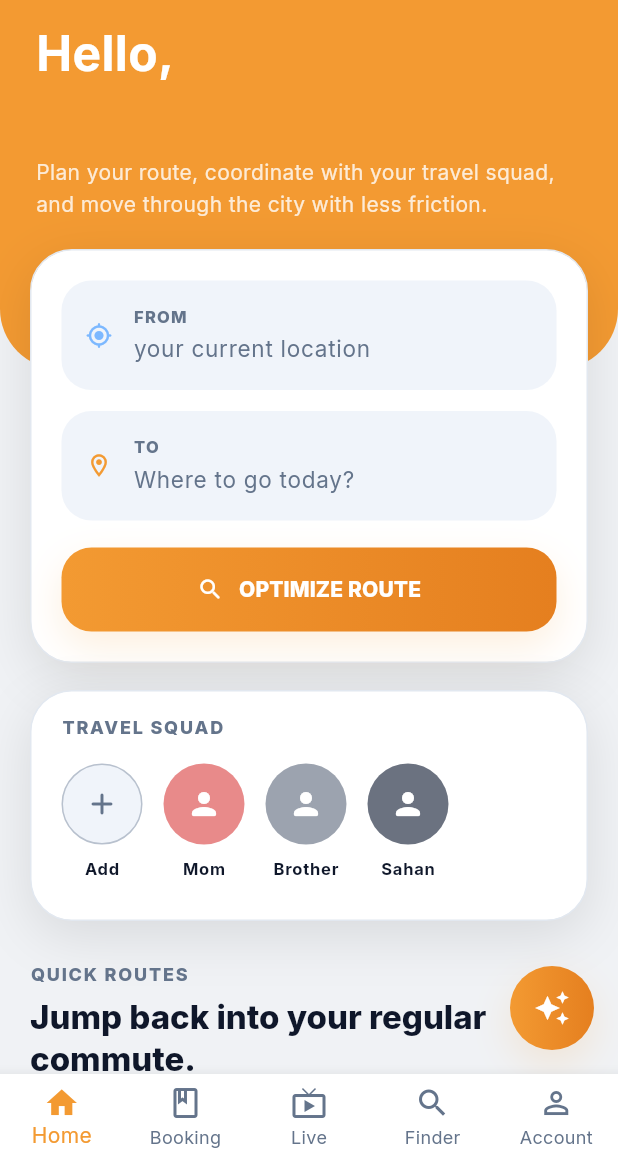
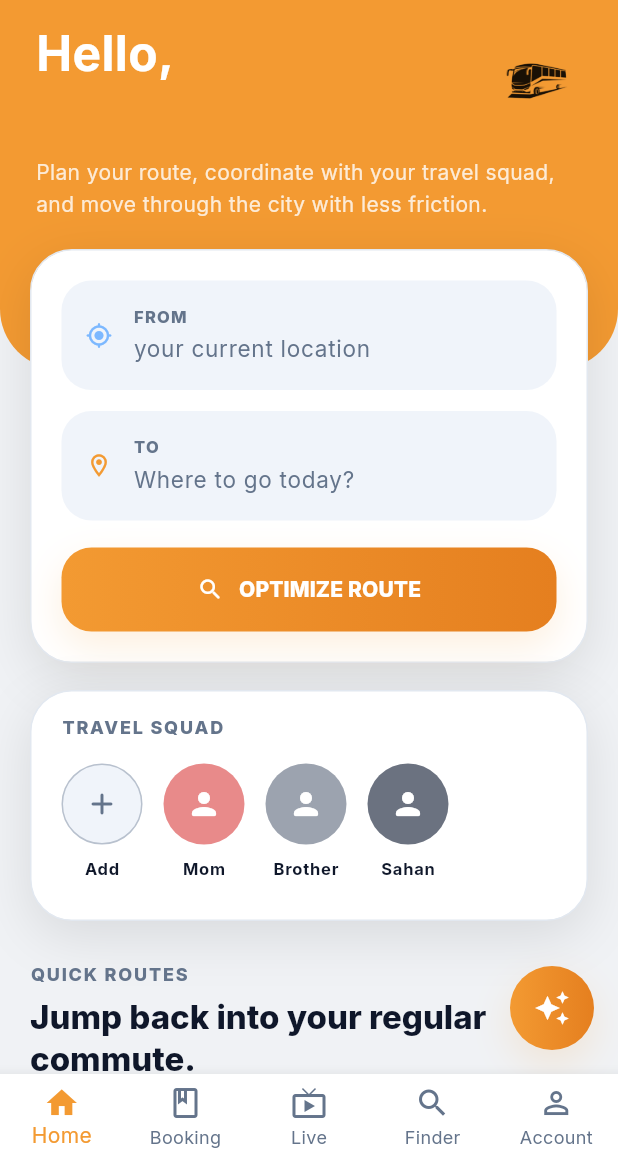
Before and after one commit to Rishikesan05/RideSync-App-Development, a Flutter app: the screen it shows once a user with an empty profile is signed in, on a phone screen of 412 x 824 dp, the part 75-1236 px from its top. Run offline on Flutter 3.47's test engine with Material 3 defaults, Android fonts, the phone set to English and light mode, and no system bars; our stand-ins replace cloud_firestore, firebase_auth, firebase_core, flutter_dotenv, geolocator, google_fonts and 2 more; accounts and stored records are empty; network calls fail.

Commit message:
[RIDESYNC] 2026-06-01 | Feat: Add custom bus graphic to Passenger Home Screen header

```diff
--- a/apps/mobile/lib/features/passenger/presentation/screens/home_screen.dart
+++ b/apps/mobile/lib/features/passenger/presentation/screens/home_screen.dart
@@ -142,7 +142,12 @@ class _CurvedHeaderText extends StatelessWidget {
       child: Column(
         crossAxisAlignment: CrossAxisAlignment.start,
         children: [
-          Text(
+          Row(
+            mainAxisAlignment: MainAxisAlignment.spaceBetween,
+            crossAxisAlignment: CrossAxisAlignment.center,
+            children: [
+              Expanded(
+                child: Text(
                   'Hello,\n$userName',
                   style: const TextStyle(
                     color: Colors.white,
@@ -150,6 +155,16 @@ class _CurvedHeaderText extends StatelessWidget {
                     fontWeight: FontWeight.bold,
                     height: 1.2,
                   ),
+                ),
+              ),
+              const SizedBox(width: 16),
+              Image.asset(
+                'assets/images/bussymbol.png',
+                height: 60,
+                color: isDark ? const Color(0xFFD84315) : AppColors.primaryOrange,
+                colorBlendMode: BlendMode.multiply, // Automatically removes the white background by tinting it to match the header!
+              ),
+            ],
           ),
           const SizedBox(height: 12),
           Text(
```
Also changed, not shown: apps/mobile/assets/images/bussymbol.png (added). Lines whose indentation alone changed are shown as unchanged.
